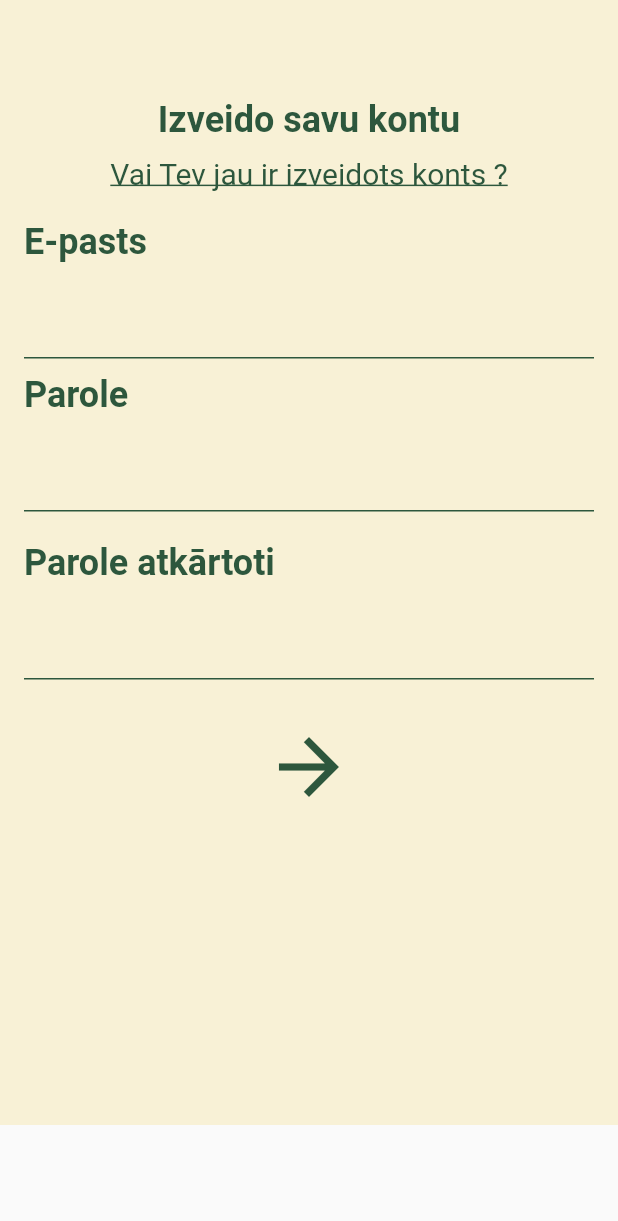
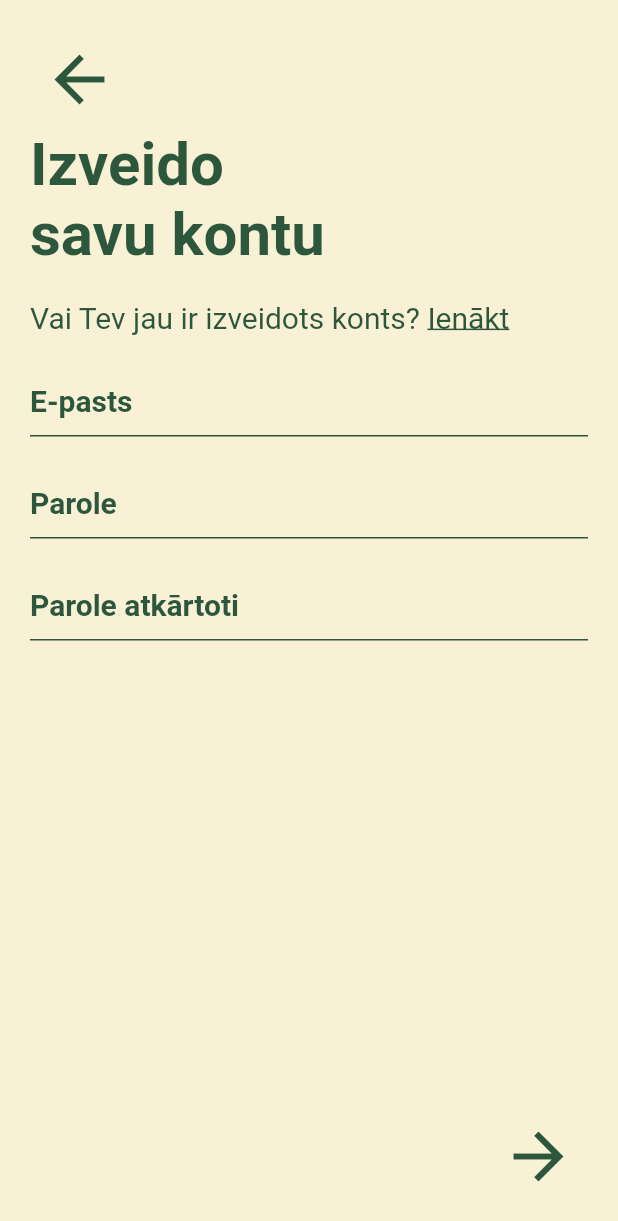
Before and after one commit to janisviksne/emori, a Flutter app: the Register screen opened directly, on a phone screen of 412 x 824 dp. Shown: the top 1221 px of the screen. Run offline on Flutter 3.47's test engine with Material 2 defaults, Android fonts, the phone set to English and light mode, and no system bars.

Commit message:
Refactored initial page for registration

```diff
--- a/lib/auth_screens/register.dart
+++ b/lib/auth_screens/register.dart
@@ -5,7 +5,6 @@ import 'package:emori/auth_screens/register_user.dart';
 import 'package:emori/auth_screens/username_screen.dart';
 import 'package:emori/utilities/auth_constants.dart';
 import 'package:flutter/material.dart';
-import 'package:flutter/painting.dart';
 import 'package:http/http.dart' as http;
 
 class Register extends StatefulWidget {
@@ -17,8 +16,6 @@ class Register extends StatefulWidget {
 
 class _RegisterState extends State<Register> {
   final _formKey = GlobalKey<FormState>();
-  //User user = User("", "");
-  DateTime defaultDate = DateTime.now();
 
   RegisterUser registerUser = RegisterUser(
       "", "", "", DateTime.now(), "", "", List.empty(growable: true), false);
@@ -36,74 +33,121 @@ class _RegisterState extends State<Register> {
   @override
   Widget build(BuildContext context) {
     return Scaffold(
-      body: SingleChildScrollView(
-        child: Form(
-          key: _formKey,
+      backgroundColor: kActiveYellow,
+      body: SafeArea(
+        child: Padding(
+          padding: const EdgeInsets.all(20.0),
           child: Column(
             children: [
-              Container(
-                height: 750,
-                width: MediaQuery.of(context).size.width,
-                // decoration: const BoxDecoration(
-                //   image: DecorationImage(
-                //       image: AssetImage(""), fit: BoxFit.scaleDown),
-                color: kActiveYellow,
-                //   boxShadow: [
-                //     BoxShadow(
-                //       blurRadius: 10,
-                //       color: Colors.black,
-                //       offset: Offset(1, 5),
-                //     )
-                //   ],
-                // ),
-                child: Padding(
-                  padding: const EdgeInsets.all(16.0),
-                  child: Column(
+              Row(
                 children: [
-                      kSizedBox(50),
-                      kInputTextHeading('Izveido savu kontu', kActiveGreen, 24),
-                      kSizedBox(10),
+                  IconButton(
+                    iconSize: 50.0,
+                    onPressed: () {
+                      Navigator.pop(context);
+                      log('Returning to e-mail/password input screen');
+                    },
+                    icon: const Icon(Icons.arrow_back),
+                    color: kActiveGreen,
+                  ),
+                ],
+              ),
+              Row(
+                mainAxisAlignment: MainAxisAlignment.start,
+                children: [
+                  kInputTextHeading('Izveido\nsavu kontu', kActiveGreen, 40)
+                ],
+              ),
+              kSizedBox(20.0),
+              Row(
+                mainAxisAlignment: MainAxisAlignment.start,
+                children: [
+                  const Text(
+                    'Vai Tev jau ir izveidots konts? ',
+                    style: TextStyle(color: kActiveGreen, fontSize: 20),
+                  ),
                   InkWell(
                     onTap: () {
                       Navigator.pop(context);
                     },
                     child: const Text(
-                          "Vai Tev jau ir izveidots konts ?",
+                      'Ienākt',
                       style: kInputFieldUnderline,
                     ),
                   ),
-                      kSizedBox(20),
-                      Align(
-                          alignment: Alignment.topLeft,
-                          child:
-                              kInputTextHeading('E-pasts', kActiveGreen, 24)),
+                ],
+              ),
+              kSizedBox(20.0),
+              Form(
+                key: _formKey,
+                child: Column(
+                  mainAxisAlignment: MainAxisAlignment.start,
+                  children: [
                     TextFormField(
                       obscureText: false,
                       controller:
-                            TextEditingController(text: registerUser.email),
+                          TextEditingController(text: registerUser.password),
                       onChanged: (val) {
-                          registerUser.email = val;
+                        registerUser.password = val;
                       },
                       validator: (value) {
                         if (value!.isEmpty) {
-                            return 'E-pasta lauks ir tukšs!';
+                          return 'Šis lauks nedrīkst būt tukšs!';
+                        } else if (registerUser.password != value) {
+                          return 'Ievadītās paroles nesakrīt!';
                         }
                       },
-                        style:
-                            const TextStyle(fontSize: 20, color: kActiveGreen),
+                      style: const TextStyle(fontSize: 20, color: kActiveGreen),
                       decoration: const InputDecoration(
+                          enabledBorder: UnderlineInputBorder(
+                            borderSide: BorderSide(color: kActiveGreen),
+                          ),
+                          focusedBorder: UnderlineInputBorder(
+                            borderSide: BorderSide(color: kActiveGreen),
+                          ),
+                          hintStyle: TextStyle(
+                              color: kActiveGreen, fontWeight: FontWeight.bold),
+                          hintText: 'E-pasts',
                           errorStyle:
                               TextStyle(fontSize: 20, color: Colors.red),
-                            border: OutlineInputBorder(
-                                borderSide: BorderSide.none)),
+                          border:
+                              OutlineInputBorder(borderSide: BorderSide.none)),
                     ),
-                      kInputFormLine(kActiveGreen),
-                      kSizedBox(10),
-                      Align(
-                        alignment: Alignment.topLeft,
-                        child: kInputTextHeading('Parole', kActiveGreen, 24),
+                    kSizedBox(20.0),
+                    TextFormField(
+                      obscureText: true,
+                      controller:
+                          //ToDo make sure that both fields can actually use same field, maybe only use in second pass
+                          TextEditingController(text: registerUser.password),
+                      onChanged: (val) {
+                        registerUser.password = val;
+                      },
+                      validator: (value) {
+                        if (value!.isEmpty) {
+                          return 'Šis lauks nedrīkst būt tukšs!';
+                        } else if (registerUser.password != value) {
+                          return 'Ievadītās paroles nesakrīt!';
+                        }
+                      },
+                      style: const TextStyle(fontSize: 20, color: kActiveGreen),
+                      decoration: const InputDecoration(
+                          enabledBorder: UnderlineInputBorder(
+                            borderSide: BorderSide(color: kActiveGreen),
                           ),
+                          focusedBorder: UnderlineInputBorder(
+                            borderSide: BorderSide(color: kActiveGreen),
+                          ),
+                          hintStyle: TextStyle(
+                              color: kActiveGreen, fontWeight: FontWeight.bold),
+                          hintText: 'Parole',
+                          errorStyle:
+                              TextStyle(fontSize: 20, color: Colors.red),
+                          border:
+                              OutlineInputBorder(borderSide: BorderSide.none)),
+                    ),
+                    kSizedBox(20.0),
                     TextFormField(
+                      textAlign: TextAlign.left,
                       obscureText: true,
                       controller:
                           TextEditingController(text: registerUser.password),
@@ -112,55 +156,40 @@ class _RegisterState extends State<Register> {
                       },
                       validator: (value) {
                         if (value!.isEmpty) {
-                            return 'Paroles lauks ir tukšs!';
+                          return 'Šis lauks nedrīkst būt tukšs!';
+                        } else if (registerUser.password != value) {
+                          return 'Ievadītās paroles nesakrīt!';
                         }
                       },
-                        style:
-                            const TextStyle(fontSize: 20, color: kActiveGreen),
+                      style: const TextStyle(fontSize: 20, color: kActiveGreen),
                       decoration: const InputDecoration(
+                          enabledBorder: UnderlineInputBorder(
+                            borderSide: BorderSide(color: kActiveGreen),
+                          ),
+                          focusedBorder: UnderlineInputBorder(
+                            borderSide: BorderSide(color: kActiveGreen),
+                          ),
+                          hintText: 'Parole atkārtoti',
+                          hintStyle: TextStyle(
+                              color: kActiveGreen, fontWeight: FontWeight.bold),
                           errorStyle:
                               TextStyle(fontSize: 20, color: Colors.red),
-                            border: OutlineInputBorder(
-                                borderSide: BorderSide.none)),
+                          border:
+                              OutlineInputBorder(borderSide: BorderSide.none)),
                     ),
-                      kInputFormLine(kActiveGreen),
-                      kSizedBox(20),
-                      //nickname field
-                      Align(
-                        alignment: Alignment.topLeft,
-                        child: kInputTextHeading(
-                            'Parole atkārtoti', kActiveGreen, 24),
+                  ],
                 ),
-                      TextFormField(
-                        obscureText: true,
-                        controller:
-                            TextEditingController(text: registerUser.nickname),
-                        onChanged: (val) {
-                          registerUser.nickname = val;
-                        },
-                        validator: (value) {
-                          if (value!.isEmpty) {
-                            return 'Ievadītais lauks nedrīkst būt tukšs'; //return, cuz shows up on screen
-                          } else if (value != registerUser.password) {
-                            return 'Ievadītā parole nesakrīt';
-                          }
-                        },
-                        style:
-                            const TextStyle(fontSize: 20, color: kActiveGreen),
-                        decoration: const InputDecoration(
-                            errorStyle:
-                                TextStyle(fontSize: 20, color: Colors.red),
-                            border: OutlineInputBorder(
-                                borderSide: BorderSide.none)),
               ),
-                      kInputFormLine(kActiveGreen),
-                      Container(
-                        padding: const EdgeInsets.only(top: 20.0),
-                        child: IconButton(
-                          iconSize: 60.0,
+              Expanded(
+                child: Row(
+                  mainAxisAlignment: MainAxisAlignment.end,
+                  crossAxisAlignment: CrossAxisAlignment.end,
+                  children: [
+                    IconButton(
+                      iconSize: 50.0,
                       onPressed: () {
                         // if (_formKey.currentState!.validate()) {
-                            log('Moving to username input screen');
+                        log('Moving to date picker screen');
                         Navigator.push(
                             context,
                             MaterialPageRoute(
@@ -170,9 +199,7 @@ class _RegisterState extends State<Register> {
                       icon: const Icon(Icons.arrow_forward),
                       color: kActiveGreen,
                     ),
-                      ),
                   ],
-                  ),
                 ),
               ),
             ],
--- a/lib/auth_screens/username_screen.dart
+++ b/lib/auth_screens/username_screen.dart
@@ -13,13 +13,14 @@ class UsernameScreen extends StatefulWidget {
 
 //ToDo Pass username to end screen
 class _UsernameState extends State<UsernameScreen> {
+  final _formKey = GlobalKey<FormState>();
   String tempNickName = ''; //this value represents the input
   @override
   Widget build(BuildContext context) => Scaffold(
         backgroundColor: kActiveGreen,
         body: SafeArea(
           child: Padding(
-            padding: const EdgeInsets.all(20.0),
+            padding: const EdgeInsets.all(15.0),
             child: Column(
               children: [
                 Row(
@@ -35,7 +36,7 @@ class _UsernameState extends State<UsernameScreen> {
                     ),
                   ],
                 ),
-                kSizedBox(20.0),
+                kSizedBox(15.0),
                 Row(
                   children: const [
                     Text(
@@ -48,7 +49,7 @@ class _UsernameState extends State<UsernameScreen> {
                     ),
                   ],
                 ),
-                kSizedBox(20.0),
+                kSizedBox(15.0),
                 Row(
                   children: const [
                     Text(
@@ -57,7 +58,10 @@ class _UsernameState extends State<UsernameScreen> {
                     )
                   ],
                 ),
-                kSizedBox(20.0),
+                kSizedBox(15.0),
+                Form(
+                    child: Column(
+                      children: [
                         TextFormField(
                           obscureText: false,
                           controller: TextEditingController(text: tempNickName),
@@ -69,7 +73,8 @@ class _UsernameState extends State<UsernameScreen> {
                               return 'Ievadītais lauks nedrīkst būt tukšs!';
                             }
                           },
-                  style: const TextStyle(fontSize: 20, color: kActiveYellow),
+                          style: const TextStyle(
+                              fontSize: 20, color: kActiveYellow),
                           decoration: const InputDecoration(
                               enabledBorder: UnderlineInputBorder(
                                 borderSide: BorderSide(color: kActiveYellow),
@@ -79,9 +84,14 @@ class _UsernameState extends State<UsernameScreen> {
                               ),
                               hintText: 'Uzruna/ vārds',
                               hintStyle: TextStyle(color: kActiveYellow),
-                      errorStyle: TextStyle(fontSize: 20, color: Colors.red),
-                      border: OutlineInputBorder(borderSide: BorderSide.none)),
+                              errorStyle:
+                                  TextStyle(fontSize: 20, color: Colors.red),
+                              border: OutlineInputBorder(
+                                  borderSide: BorderSide.none)),
                         ),
+                      ],
+                    ),
+                    key: _formKey),
                 Expanded(
                   child: Row(
                     mainAxisAlignment: MainAxisAlignment.end,
--- a/lib/utilities/widgets/auth_widgets/date_utils.dart
+++ b/lib/utilities/widgets/auth_widgets/date_utils.dart
@@ -10,7 +10,7 @@ class DatePickerUtils {
                   child,
                 ],
                 cancelButton: CupertinoActionSheetAction(
-                  child: const Text('Atcelt'),
+                  child: const Text('Izvēlēties'),
                   onPressed: onClicked,
                 ),
               ));
```
Lines whose indentation alone changed are shown as unchanged.
